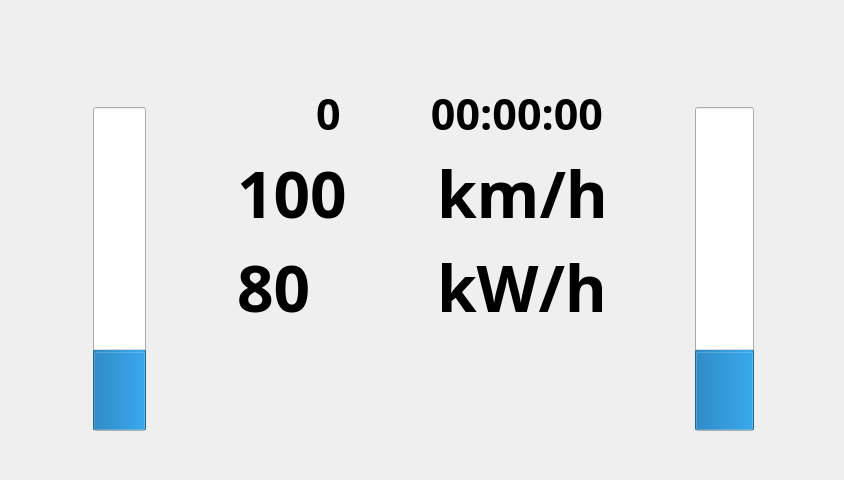
Old version of the form src/mainwindow.ui in the repository FSLART/volante_alpha_qt.
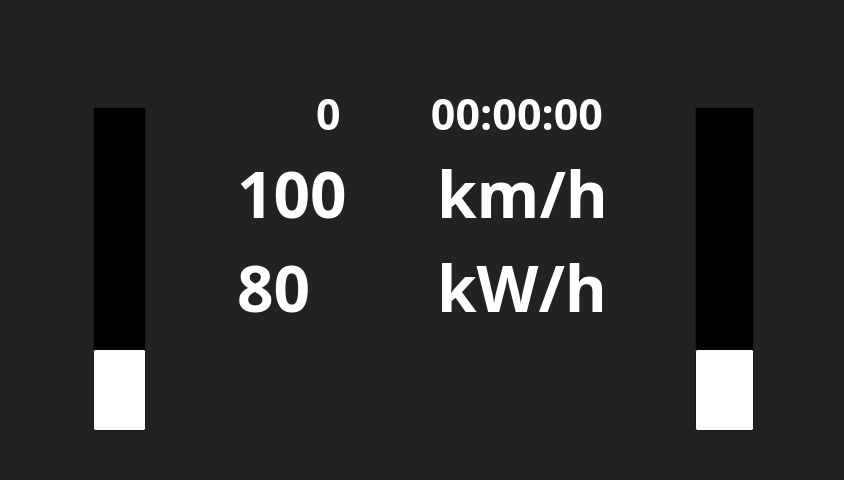
New version of the form. Icons and pictures are not drawn. Custom widgets are drawn as their Qt base class.

Patch:
```diff
--- a/src/mainwindow.ui
+++ b/src/mainwindow.ui
@@ -16,6 +16,205 @@
     <verstretch>1</verstretch>
    </sizepolicy>
   </property>
+  <property name="palette">
+   <palette>
+    <active>
+     <colorrole role="WindowText">
+      <brush brushstyle="SolidPattern">
+       <color alpha="255">
+        <red>255</red>
+        <green>255</green>
+        <blue>255</blue>
+       </color>
+      </brush>
+     </colorrole>
+     <colorrole role="Button">
+      <brush brushstyle="SolidPattern">
+       <color alpha="255">
+        <red>119</red>
+        <green>119</green>
+        <blue>119</blue>
+       </color>
+      </brush>
+     </colorrole>
+     <colorrole role="Light">
+      <brush brushstyle="SolidPattern">
+       <color alpha="255">
+        <red>0</red>
+        <green>0</green>
+        <blue>0</blue>
+       </color>
+      </brush>
+     </colorrole>
+     <colorrole role="Text">
+      <brush brushstyle="SolidPattern">
+       <color alpha="255">
+        <red>255</red>
+        <green>255</green>
+        <blue>255</blue>
+       </color>
+      </brush>
+     </colorrole>
+     <colorrole role="Base">
+      <brush brushstyle="SolidPattern">
+       <color alpha="255">
+        <red>0</red>
+        <green>0</green>
+        <blue>0</blue>
+       </color>
+      </brush>
+     </colorrole>
+     <colorrole role="Window">
+      <brush brushstyle="SolidPattern">
+       <color alpha="255">
+        <red>34</red>
+        <green>34</green>
+        <blue>34</blue>
+       </color>
+      </brush>
+     </colorrole>
+     <colorrole role="Highlight">
+      <brush brushstyle="SolidPattern">
+       <color alpha="255">
+        <red>255</red>
+        <green>255</green>
+        <blue>255</blue>
+       </color>
+      </brush>
+     </colorrole>
+     <colorrole role="HighlightedText">
+      <brush brushstyle="SolidPattern">
+       <color alpha="255">
+        <red>255</red>
+        <green>255</green>
+        <blue>255</blue>
+       </color>
+      </brush>
+     </colorrole>
+    </active>
+    <inactive>
+     <colorrole role="WindowText">
+      <brush brushstyle="SolidPattern">
+       <color alpha="255">
+        <red>255</red>
+        <green>255</green>
+        <blue>255</blue>
+       </color>
+      </brush>
+     </colorrole>
+     <colorrole role="Button">
+      <brush brushstyle="SolidPattern">
+       <color alpha="255">
+        <red>119</red>
+        <green>119</green>
+        <blue>119</blue>
+       </color>
+      </brush>
+     </colorrole>
+     <colorrole role="Light">
+      <brush brushstyle="SolidPattern">
+       <color alpha="255">
+        <red>0</red>
+        <green>0</green>
+        <blue>0</blue>
+       </color>
+      </brush>
+     </colorrole>
+     <colorrole role="Text">
+      <brush brushstyle="SolidPattern">
+       <color alpha="255">
+        <red>255</red>
+        <green>255</green>
+        <blue>255</blue>
+       </color>
+      </brush>
+     </colorrole>
+     <colorrole role="Base">
+      <brush brushstyle="SolidPattern">
+       <color alpha="255">
+        <red>0</red>
+        <green>0</green>
+        <blue>0</blue>
+       </color>
+      </brush>
+     </colorrole>
+     <colorrole role="Window">
+      <brush brushstyle="SolidPattern">
+       <color alpha="255">
+        <red>34</red>
+        <green>34</green>
+        <blue>34</blue>
+       </color>
+      </brush>
+     </colorrole>
+     <colorrole role="Highlight">
+      <brush brushstyle="SolidPattern">
+       <color alpha="255">
+        <red>255</red>
+        <green>255</green>
+        <blue>255</blue>
+       </color>
+      </brush>
+     </colorrole>
+     <colorrole role="HighlightedText">
+      <brush brushstyle="SolidPattern">
+       <color alpha="255">
+        <red>255</red>
+        <green>255</green>
+        <blue>255</blue>
+       </color>
+      </brush>
+     </colorrole>
+    </inactive>
+    <disabled>
+     <colorrole role="Button">
+      <brush brushstyle="SolidPattern">
+       <color alpha="255">
+        <red>119</red>
+        <green>119</green>
+        <blue>119</blue>
+       </color>
+      </brush>
+     </colorrole>
+     <colorrole role="Light">
+      <brush brushstyle="SolidPattern">
+       <color alpha="255">
+        <red>0</red>
+        <green>0</green>
+        <blue>0</blue>
+       </color>
+      </brush>
+     </colorrole>
+     <colorrole role="Base">
+      <brush brushstyle="SolidPattern">
+       <color alpha="255">
+        <red>34</red>
+        <green>34</green>
+        <blue>34</blue>
+       </color>
+      </brush>
+     </colorrole>
+     <colorrole role="Window">
+      <brush brushstyle="SolidPattern">
+       <color alpha="255">
+        <red>34</red>
+        <green>34</green>
+        <blue>34</blue>
+       </color>
+      </brush>
+     </colorrole>
+     <colorrole role="HighlightedText">
+      <brush brushstyle="SolidPattern">
+       <color alpha="255">
+        <red>255</red>
+        <green>255</green>
+        <blue>255</blue>
+       </color>
+      </brush>
+     </colorrole>
+    </disabled>
+   </palette>
+  </property>
   <property name="font">
    <font>
     <family>Source Code Pro</family>
```
Left out of the diff: 2 changed lines with no effect on the pictures.
